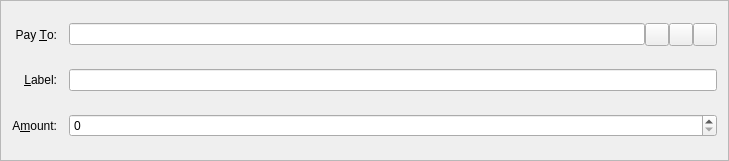
Before: the Qt Designer form src/qt/forms/sendcoinsentry.ui in mammix2/fibre-core, drawn with Qt 5.
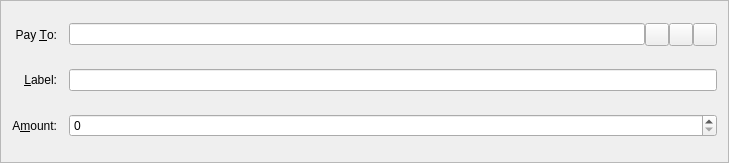
After: the same form once the commit is applied. Icons and pictures are not drawn. Custom widgets are drawn as their Qt base class.

```diff
--- a/src/qt/forms/sendcoinsentry.ui
+++ b/src/qt/forms/sendcoinsentry.ui
@@ -7,234 +7,12 @@
     <x>0</x>
     <y>0</y>
     <width>729</width>
-    <height>161</height>
+    <height>163</height>
    </rect>
   </property>
   <property name="windowTitle">
    <string>Form</string>
   </property>
-  <property name="styleSheet">
-   <string notr="true">QProgressBar {
-        background-color: #333333;
-        border-radius: 6px;
-        text-align: center;
-        color: white;
-}
-
-QProgressBar::chunk {
-        background: QLinearGradient(x1: 0, y1: 0, x2: 1, y2: 0, stop: 0 #e86941, stop: 1 #e8694f);
-        border-radius: 6px; margin: 0px;
-}
-
-QScrollArea {
-        border-radius: 6px;
-        border-width: 0;
-        border-style: none;
-        padding: 8px;
-        background-color: #111;
-        color: white;
-}
-
-QSpinBox {
-        border-radius: 4px;
-        border-width: 0;
-        border-style: none;
-        padding: 8px;
-        background-color: #111;
-        color: white;
-}
-
-QCheckBox {
-        border-radius: 4px;
-        border-width: 0;
-        border-style: none;
-        padding: 8px;
-        background-color: #111;
-        color: white;
-}
-QVBoxLayout {
-        border-radius: 6px;
-        border-width: 0;
-        border-style: none;
-        padding: 8px;
-        background-color: #111;
-        color: white;
-}
-
-QDialog, QMainWindow, QFrame {
-	color: white;
-	background-color: #333333;
-	border: none;
-}
-
-QMenu {
-	background-color: #333333; color: white;
-}
-
-QLabel {
-	background-color: transparent;
-}
-
-QCheckBox {
-    color: white;
-}
-
-QFrame#central { background-color: #333333; border: none }
-QFrame#frame, QFrame#frame_2, QFrame#frame_3 {
-	background-color: #333333;
-	border-style: plain;
-	border-width: 20px;
-	border-radius: 20px;
-	border-color: #111;
-	min-width: 10em;
-	padding: 6px;
-}
-QLabel[openExternalLinks=true], QHeaderView { color: #aaaaaa }
-QLabel[openExternalLinks=false] { color: white; font-weight: normal }
-QPushButton, QToolButton {
-	border: 4px solid #111;
-	border-radius: 12px;
-	background-color: #111;
-	color: white;
-	padding: 6px;
-	margin: 6px;
-}
-QPushButton:pressed, QToolButton:checked {
-	color: #e86941;
-}
-QPushButton:pressed, QToolButton:pressed {
-	border-color: #e86941;
-	color: #aaaaaa;
-}
-QPushButton:disabled, QToolButton:disabled {
-	color: #444;
-	background-color: #222;
-}
-
-
-#scrollAreaWidgetContents QToolButton {
-	border-radius: 8px;
-	border-width: 0px;
-}
-
-/* the background-color is overridden to transparent for mac os x 
-   due to the entire toolbar area not being drawable in a regular
-   QMainWindow
-*/
-QToolBar { background: #333333; border: 0px solid black; padding: 3px; }
-
-QToolBar::handle { image: url(handle.png); }
-QStatusBar { background: #333333; }
-QMenuBar { background: #333333; }
-QMenuBar::item { background: #333333; color: white; }
-
-#scrollAreaWidgetContents { background: #222 }
-#scrollAreaWidgetContents &gt; QFrame { background-color: #222; border-width: 0px; border-style: none; }
-
-QLineEdit {
-	border-radius: 6px;
-	border-width: 2px;
-	border-color: #222;
-	padding: 8px;
-	background-color: #111;
-	color: white;
-}
-
-QComboBox {
-	border-radius: 6px;
-	border-width: 0;
-	border-style: none;
-	padding: 8px;
-	background-color: #111;
-	color: white;
-}
-
-QComboBox::drop-down {
-	border-width: 0;
-	border-style: none;
-	background-color: #111;
-	color: white;
-}
-
-QTableView {
-	background: #111;
-	color: white;
-	border-style: none;
-	selection-background-color: #aaaaaa;
-    alternate-background-color: #222;
-	selection-color: #111;
-	border: 0px solid black;
-}
-
-QHeaderView { color: #aaaaaa; background-color: #111; background-image: none; }
-QHeaderView::section { color: #aaaaaa; background-color: #222; }
-QHeaderView::section:checked { background-color: #111; }
-
-QTabWidget {
-	background: #111;
-}
-
- QTabWidget::pane {
-     border-top: 2px solid #111;
-     border: 4px solid #111;
-     border-bottom-left-radius: 8px;
-     border-bottom-right-radius: 8px;
-     border-top-right-radius: 8px;
-	background: #111;
- }
-
- QTabWidget::tab-bar {
-     left: 5px; /* move to the right by 5px */
- }
-
- /* Style the tab using the tab sub-control. Note that
-     it reads QTabBar _not_ QTabWidget */
- QTabBar::tab {
-     background: #111;
-     border: 4px solid #222;
-     border-bottom-color: #111; /* same as the pane color */
-     border-top-left-radius: 4px;
-     border-top-right-radius: 4px;
-     min-width: 8ex;
-     padding: 4px;
-     color: #888;
- }
-
- QTabBar::tab:selected, QTabBar::tab:hover {
-     color: #aaaaaa
- }
-
- QTabBar::tab:selected {
-     border-color: #111; /* same as pane color */
-     border-top-color: #aaaaaa;
- }
-
- QTabBar::tab:!selected {
-     margin-top: 2px; /* make non-selected tabs look smaller */
- }
-
- /* make use of negative margins for overlapping tabs */
- QTabBar::tab:selected {
-     /* expand/overlap to the left and right by 4px */
-     margin-left: -4px;
-     margin-right: -4px;
- }
-
- QTabBar::tab:first:selected {
-     margin-left: 0; /* the first selected tab has nothing to overlap with on the left */
- }
-
- QTabBar::tab:last:selected {
-     margin-right: 0; /* the last selected tab has nothing to overlap with on the right */
- }
-
- QTabBar::tab:only-one {
-     margin: 0; /* if there is only one tab, we don't want overlapping margins */
- }
-
-
-</string>
-  </property>
   <property name="frameShape">
    <enum>QFrame::StyledPanel</enum>
   </property>
@@ -376,17 +154,17 @@
   </layout>
  </widget>
  <customwidgets>
+  <customwidget>
+   <class>QValidatedLineEdit</class>
+   <extends>QLineEdit</extends>
+   <header>qvalidatedlineedit.h</header>
+  </customwidget>
   <customwidget>
    <class>BitcoinAmountField</class>
    <extends>QSpinBox</extends>
    <header>bitcoinamountfield.h</header>
    <container>1</container>
   </customwidget>
-  <customwidget>
-   <class>QValidatedLineEdit</class>
-   <extends>QLineEdit</extends>
-   <header>qvalidatedlineedit.h</header>
-  </customwidget>
  </customwidgets>
  <resources>
   <include location="../bitcoin.qrc"/>
```
